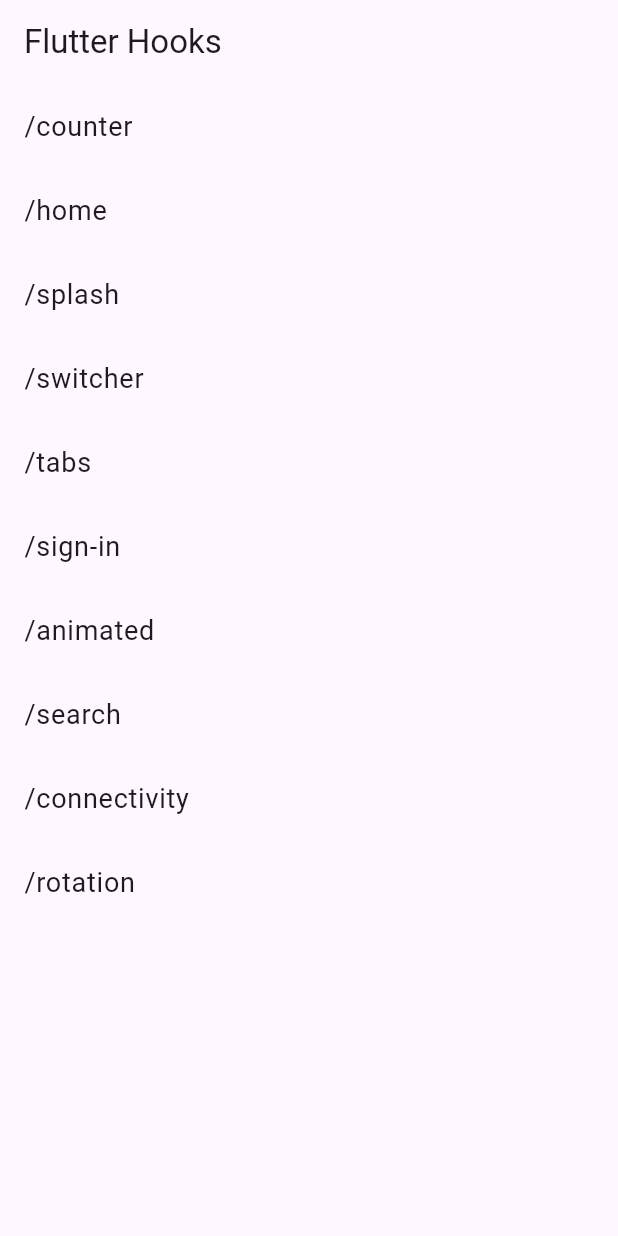
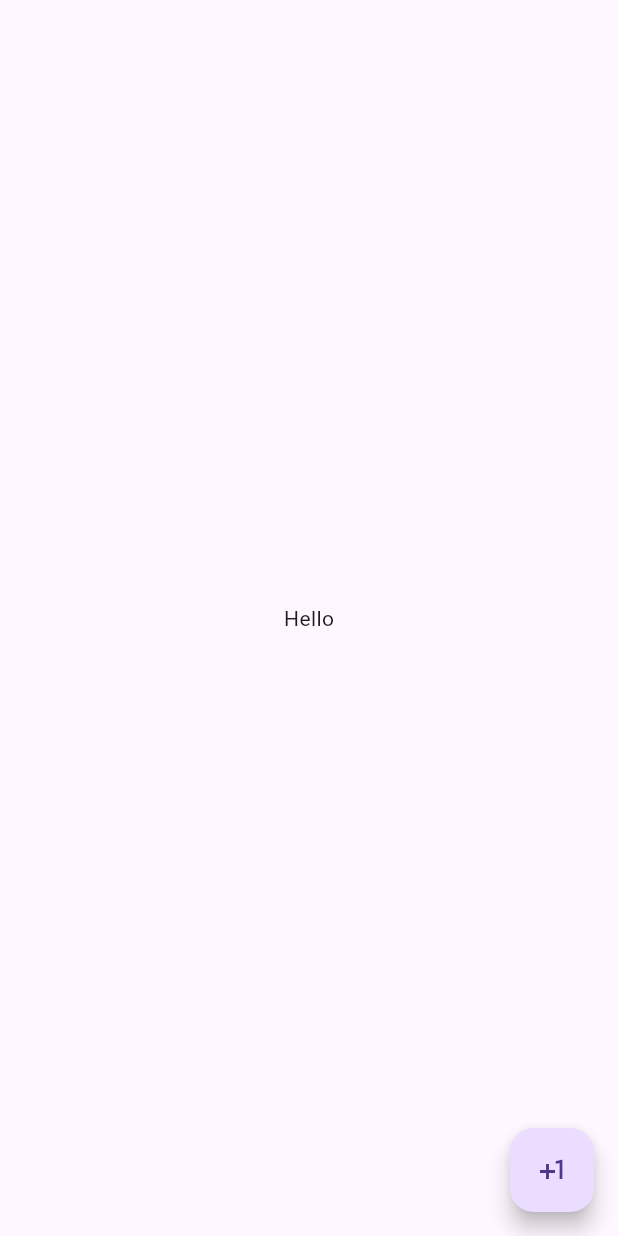
Before and after one commit to eliezerantonio/hooks, a Flutter app: the screen it shows after launch, on a phone screen of 412 x 824 dp. Run offline on Flutter 3.47's test engine with Material 3 defaults, Android fonts, the phone set to English and light mode, and no system bars; our stand-ins replace connectivity_plus, faker, flutter_hooks.

Commit message:
✨ useFuture

```diff
--- a/lib/main.dart
+++ b/lib/main.dart
@@ -4,6 +4,7 @@ import 'routes.dart';
 import 'views/animated.dart';
 import 'views/connectivity.dart';
 import 'views/counter.dart';
+import 'views/future.dart';
 import 'views/home.dart';
 import 'views/rotation.dart';
 import 'views/search.dart';
@@ -27,7 +28,7 @@ class MyApp extends StatelessWidget {
       theme: ThemeData(
         primarySwatch: Colors.blue,
       ),
-      home: const MenuView(),
+      home: const FutureView(),
       routes: appRoutes,
     );
   }
--- /dev/null
+++ b/lib/views/future.dart
@@ -0,0 +1,25 @@
+import 'package:flutter/material.dart';
+import 'package:flutter_hooks/flutter_hooks.dart';
+
+class FutureView extends HookWidget {
+  const FutureView({super.key});
+
+  @override
+  Widget build(BuildContext context) {
+    final ref = useState(0);
+    final future = useMemoized(() => Future.delayed(const Duration(seconds: 2)), [ref.value]);
+
+    final snapshot = useFuture(future);
+    return Scaffold(
+      body: Center(
+        child: snapshot.connectionState == ConnectionState.waiting ? const CircularProgressIndicator.adaptive() : const Text('Hello'),
+      ),
+      floatingActionButton: FloatingActionButton(
+        onPressed: () {
+          ref.value++;
+        },
+        child: const Icon(Icons.plus_one),
+      ),
+    );
+  }
+}
```
